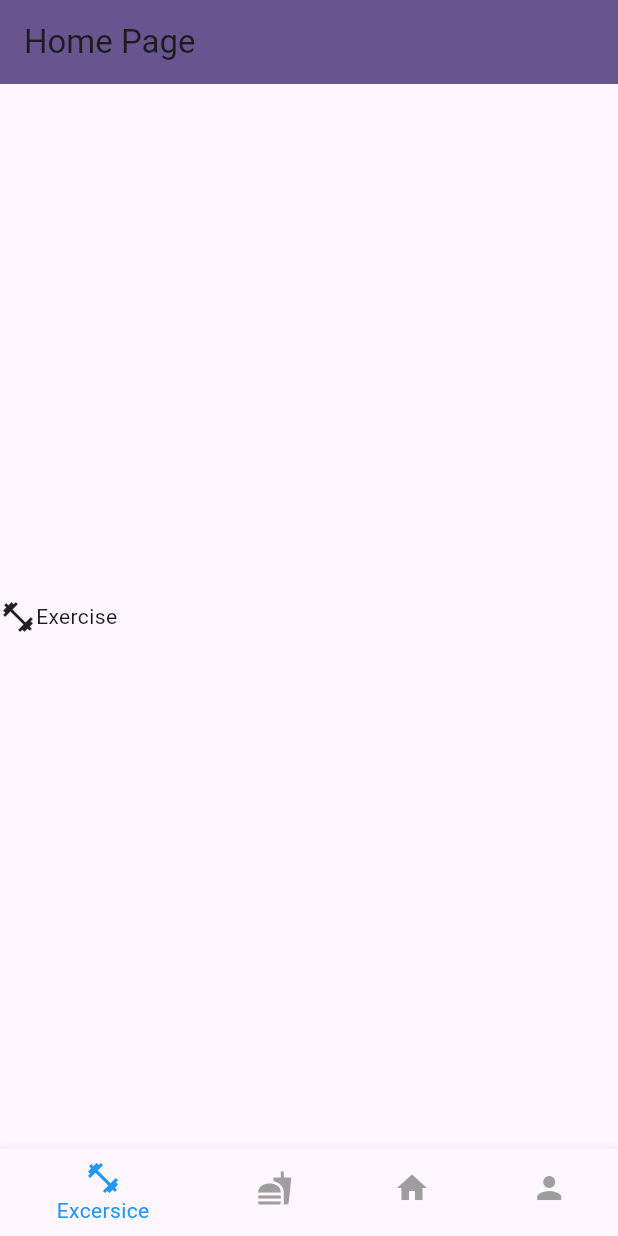
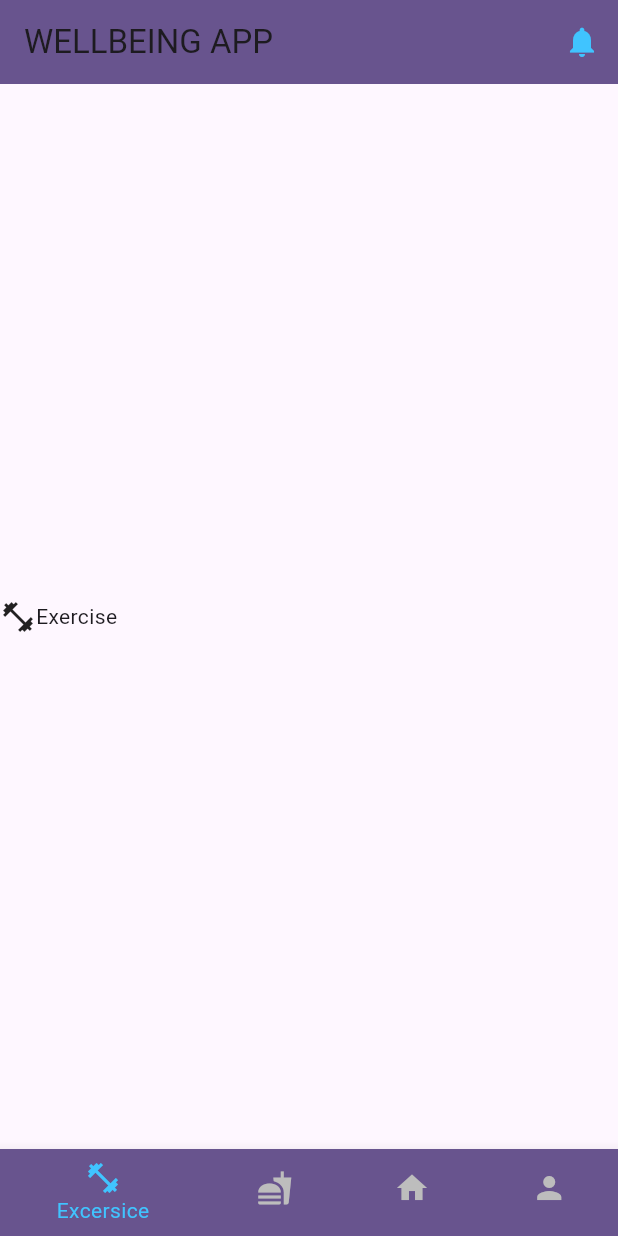
Before and after one commit to Pmunoz200/wellbeing_app, a Flutter app: the screen it shows after launch, on a phone screen of 412 x 824 dp. Run offline on Flutter 3.47's test engine with Material 3 defaults, Android fonts, the phone set to English and light mode, and no system bars.

Commit message:
Updated colors for better visibility

```diff
--- a/lib/pages/home_page.dart
+++ b/lib/pages/home_page.dart
@@ -46,30 +46,38 @@ class _HomePageState extends State<HomePage> {
   Widget build(BuildContext context) {
     return Scaffold(
       appBar: AppBar(
-        title: Text('Home Page'),
+        title: Text('WELLBEING APP'),
+        actions: [
+          IconButton(
+            icon: const Icon(Icons.notifications),
+            onPressed: () {
+              // Navigate to the notification page
+            },
+            color: Colors.lightBlueAccent,
+          ),],
         backgroundColor: Theme.of(context).colorScheme.primary,
       ),
       body: Center(
         child: _widgetOptions.elementAt(_selectedIndex),
       ),
       bottomNavigationBar: BottomNavigationBar(
-        selectedItemColor: Colors.blue,
-        unselectedItemColor: Colors.grey,
-        unselectedLabelStyle: TextStyle(color: Colors.grey),
-        items: const <BottomNavigationBarItem>[
+        selectedItemColor: Colors.lightBlueAccent,
+        unselectedItemColor: Colors.grey[400],
+        items: <BottomNavigationBarItem>[
           BottomNavigationBarItem(
             icon: Icon(Icons.fitness_center),
             label: 'Excersice',
+            backgroundColor: Theme.of(context).colorScheme.primary,
           ),
-          BottomNavigationBarItem(
+          const BottomNavigationBarItem(
             icon: Icon(Icons.fastfood),
             label: 'Food',
           ),
-          BottomNavigationBarItem(
+          const BottomNavigationBarItem(
             icon: Icon(Icons.home),
             label: 'Home',
           ),
-          BottomNavigationBarItem(
+          const BottomNavigationBarItem(
             icon: Icon(Icons.person),
             label: 'Profile',
           ),
```
